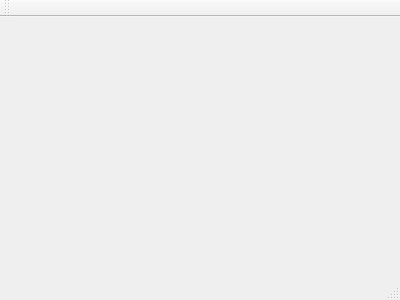
Before: the Qt Designer form AdvancedGraphics/mainwindow.ui in Trodek/Advanced-Graphics-Subject, drawn with Qt 5.
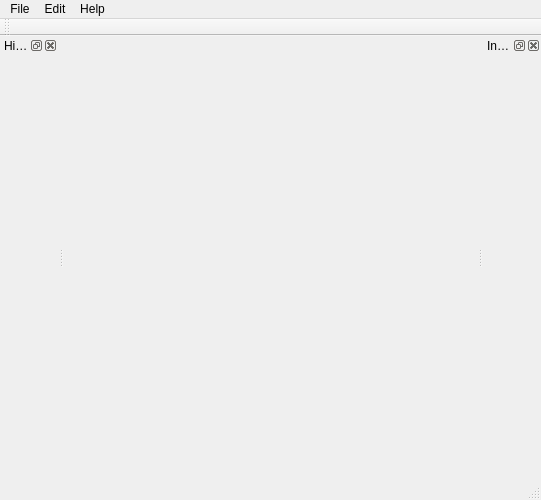
After: the same form once the commit is applied.

Commit message: Le window

What changed in the file:
```diff
--- a/AdvancedGraphics/mainwindow.ui
+++ b/AdvancedGraphics/mainwindow.ui
@@ -1,24 +1,75 @@
 <ui version="4.0">
  <class>MainWindow</class>
- <widget class="QMainWindow" name="MainWindow" >
-  <property name="geometry" >
+ <widget class="QMainWindow" name="MainWindow">
+  <property name="geometry">
    <rect>
     <x>0</x>
     <y>0</y>
-    <width>400</width>
-    <height>300</height>
+    <width>541</width>
+    <height>500</height>
    </rect>
   </property>
   <property name="windowTitle" >
    <string>MainWindow</string>
   </property>
-  <widget class="QMenuBar" name="menuBar" />
-  <widget class="QToolBar" name="mainToolBar" />
-  <widget class="QWidget" name="centralWidget" />
-  <widget class="QStatusBar" name="statusBar" />
+  <widget class="QWidget" name="centralWidget"/>
+  <widget class="QMenuBar" name="menuBar">
+   <property name="geometry">
+    <rect>
+     <x>0</x>
+     <y>0</y>
+     <width>541</width>
+     <height>21</height>
+    </rect>
+   </property>
+   <widget class="QMenu" name="menuFile">
+    <property name="title">
+     <string>File</string>
+    </property>
+   </widget>
+   <widget class="QMenu" name="menuEdit">
+    <property name="title">
+     <string>Edit</string>
+    </property>
+   </widget>
+   <widget class="QMenu" name="menuHelp">
+    <property name="title">
+     <string>Help</string>
+    </property>
+   </widget>
+   <addaction name="menuFile"/>
+   <addaction name="menuEdit"/>
+   <addaction name="menuHelp"/>
+  </widget>
+  <widget class="QToolBar" name="mainToolBar">
+   <attribute name="toolBarArea">
+    <enum>TopToolBarArea</enum>
+   </attribute>
+   <attribute name="toolBarBreak">
+    <bool>false</bool>
+   </attribute>
+  </widget>
+  <widget class="QStatusBar" name="statusBar"/>
+  <widget class="QDockWidget" name="dockHierarchy">
+   <property name="windowTitle">
+    <string>Hierarchy</string>
+   </property>
+   <attribute name="dockWidgetArea">
+    <number>1</number>
+   </attribute>
+   <widget class="QWidget" name="dockWidgetContents"/>
+  </widget>
+  <widget class="QDockWidget" name="dockInspector">
+   <property name="windowTitle">
+    <string>Inspector</string>
+   </property>
+   <attribute name="dockWidgetArea">
+    <number>2</number>
+   </attribute>
+   <widget class="QWidget" name="dockWidgetContents_2"/>
+  </widget>
  </widget>
- <layoutDefault spacing="6" margin="11" />
- <pixmapfunction></pixmapfunction>
+ <layoutdefault spacing="6" margin="11"/>
  <resources/>
  <connections/>
 </ui>
```
Left out of the diff: 3 changed lines with no effect on the pictures.
